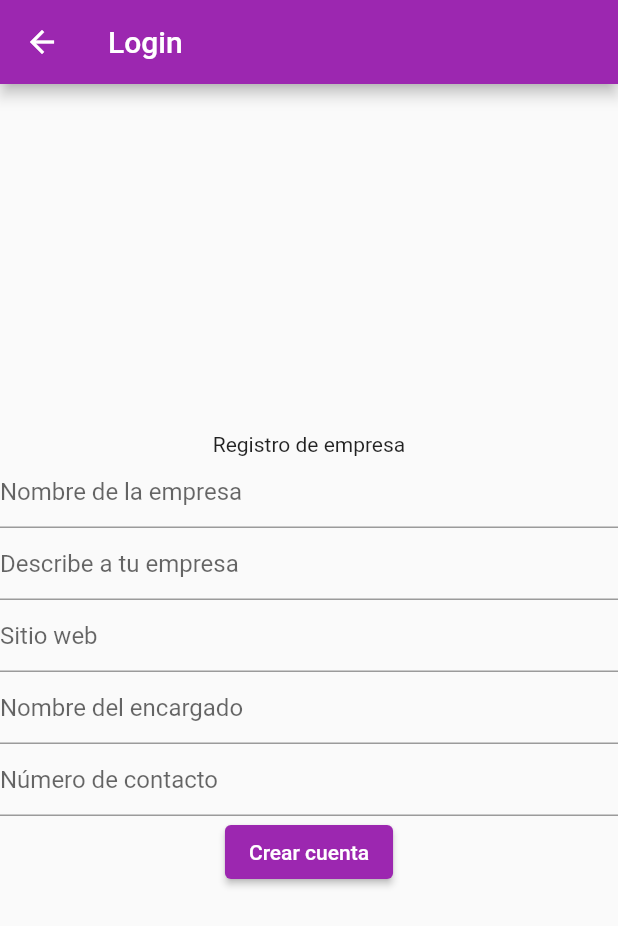
After one commit to AlejandraPacheco/manfred, a Flutter app: the CompanyRegisterPage screen opened by its route, after a tap on "Crear cuenta", on a phone screen of 412 x 824 dp. The commit adds this screen. Shown: the top 926 px of the screen. Run offline on Flutter 3.47's test engine with Material 2 defaults, Android fonts, the phone set to English and light mode, and no system bars; our stand-ins replace equatable, flutter_bloc, flutter_secure_storage; missing offline and left inert: dart:ffi; accounts and stored records are empty.

Commit message:
Crear empresa funcionando, arreglar salida despues de crear la empresa

```diff
--- /dev/null
+++ b/lib/cubit/register_state.dart
@@ -0,0 +1,39 @@
+import 'package:equatable/equatable.dart';
+
+enum PageStatus { initial, loading, success, failure }
+
+class RegisterCompanyState extends Equatable {
+  final PageStatus status;
+  final bool registerSuccess;
+  final String? errorMessage;
+  final Exception? exception;
+
+  const RegisterCompanyState({
+    this.status = PageStatus.initial,
+    this.registerSuccess = false,
+    this.errorMessage,
+    this.exception,
+  });
+
+  RegisterCompanyState copyWith({
+    PageStatus? status,
+    bool? registerSuccess,
+    String? errorMessage,
+    Exception? exception,
+  }) {
+    return RegisterCompanyState(
+      status: status ?? this.status,
+      registerSuccess: registerSuccess ?? this.registerSuccess,
+      errorMessage: errorMessage ?? this.errorMessage,
+      exception: exception ?? this.exception,
+    );
+  }
+
+  @override
+  List<Object?> get props => [
+        status,
+        registerSuccess,
+        errorMessage,
+        exception,
+      ];
+}
--- a/lib/dto/response_dto.dart
+++ b/lib/dto/response_dto.dart
@@ -7,9 +7,9 @@ class ResponseDto<T> {
 
   factory ResponseDto.fromJson(Map<String, dynamic> json) {
     return ResponseDto(
+      data: json['data'],
+      message: json['message'],
       success: json['success'],
-      message: json['message'],
-      data: json['data'],
     );
   }
 }
--- a/lib/main.dart
+++ b/lib/main.dart
@@ -2,7 +2,7 @@ import 'package:flutter/material.dart';
 import 'package:flutter_bloc/flutter_bloc.dart';
 import 'package:manfred/ui/home_page.dart';
 import 'package:manfred/ui/login_page.dart';
-import 'package:manfred/ui/order_page.dart';
+import 'package:manfred/ui/company_register_page.dart';
 import 'package:manfred/ui/register_page.dart';
 
 import 'cubit/app_cubit.dart';
@@ -29,7 +29,7 @@ class MyApp extends StatelessWidget {
           routes: {
             "/": (context) => const LoginPage(),
             "/home": (context) => const HomePage(),
-            "/newOrder": (context) => const OrderPage(),
+            "/companyRegister": (context) => const CompanyRegisterPage(),
             "/register": (context) => const RegisterPage(),
           },
         ));
--- /dev/null
+++ b/lib/service/register_service.dart
@@ -0,0 +1,64 @@
+import 'dart:convert';
+
+import 'package:http/http.dart' as http;
+
+import '../dto/response_dto.dart';
+
+// Las clases service unicamente realizan invocaciones rest al backend
+class RegisterCompanyService {
+  // Ya que es posible que la url del backend cambie, se define una constante
+  static const backendUrlBase = "http://192.168.1.40:7777";
+
+  // Enviamos al backend el usuario y contraseña para que se haga la validación
+  static Future<ResponseDto> registerCompany(
+      String companyName,
+      String description,
+      String companyWebsite,
+      String managerName,
+      int managerPhoneNumber) async {
+    ResponseDto result;
+
+    // Construimos la uri para formatear espacios y caracteres especiales
+    // username => "JUAN PEREZ" ~URL ENCODING~> "JUAN%20PEREZ"
+    // var uri = Uri.parse('http://192.168.0.7:7777/api/v1/auth/' + username);
+    var uri = Uri.parse("$backendUrlBase/api/v1/company");
+
+    // Construimos el body de la solicitud REST de acuerdo a la especificacion del backend para enviar el usuario y contraseña
+    var body = jsonEncode({
+      'companyName': companyName,
+      'description': description,
+      'companyWebsite': companyWebsite,
+      'managerName': managerName,
+      'managerPhoneNumber': managerPhoneNumber,
+    });
+    // Como es Java es obligatorio mandar el Content-Type y el Accept
+    Map<String, String> headers = {
+      'Content-Type': 'application/json',
+      'Accept': 'application/json'
+    };
+    // Realizamos la invocación al backend con los datos proporcionados
+    var response = await http.post(uri, headers: headers, body: body);
+
+    // Se ha decidido que  cualquiera que sea la respuesta de backend
+    // Siempre se retorna 200, cualquier otra cosa es un error desconocido
+    if (response.statusCode == 200) {
+      // 200 significa que el backend ha procesado la solicitud correctamente
+      // Decodificamos el JSON a un objeto de tipo ResponseDto
+      var responseDto = ResponseDto.fromJson(jsonDecode(response.body));
+      // Si el backend dio exito
+      if (responseDto.success) {
+        // Decodificamos el data del objeto ResponseDto del backend y lo convertimos
+        // a una clase Dart para retornarselo al CUBIT
+        // Se saca el loginDTO
+
+        result = ResponseDto.fromJson(responseDto.data);
+      } else {
+        // Si el backend dio error, seguramente envio un mensaje de error para mostrar al usuario
+        throw Exception(responseDto.message);
+      }
+    } else {
+      throw Exception('Error desconocido al intentar registrar la empresa');
+    }
+    return result;
+  }
+}
--- /dev/null
+++ b/lib/ui/company_register_page.dart
@@ -0,0 +1,138 @@
+import 'package:flutter/material.dart';
+import 'package:flutter_bloc/flutter_bloc.dart';
+import '../cubit/register_cubit.dart';
+import '../cubit/register_state.dart';
+
+//import '../cubit/page_status.dart';
+
+class CompanyRegisterPage extends StatefulWidget {
+  const CompanyRegisterPage({Key? key}) : super(key: key);
+
+  @override
+  State<CompanyRegisterPage> createState() => _CompanyRegisterPageState();
+}
+
+class _CompanyRegisterPageState extends State<CompanyRegisterPage> {
+  final _nameController = TextEditingController();
+  final _descriptionController = TextEditingController();
+  final _websiteController = TextEditingController();
+  final _managerNameController = TextEditingController();
+  final _managerNumberController = TextEditingController();
+
+  @override
+  Widget build(BuildContext ctx1) {
+    return BlocProvider(
+      create: (context) => RegisterCompanyCubit(),
+      child: Scaffold(
+          appBar: AppBar(
+            title: const Text("Login"),
+          ),
+          body: BlocConsumer<RegisterCompanyCubit, RegisterCompanyState>(
+            // Se escuchan los eventos provenientes del cubit
+            listener: (ctx3, state) {
+              // Si el cubit dice cargando, se muestra un dialog de carga
+              if (state.status == PageStatus.loading) {
+                _showDialog(context, "Nueva cuenta",
+                    "Creando cuenta de empresa", false);
+              } else if (state.status == PageStatus.success &&
+                  state.registerSuccess) {
+                // Si el cubit dice que la autenticación fue exitosa, se cierra el dialog
+                // y se navega a la página de login /
+                Navigator.pop(ctx3); // quito el dialog
+                Navigator.pushNamed(ctx3, '/');
+              } else {
+                // Si el cubit dice que la autenticación falló, se cierra el dialog
+                // y se muestra un mensaje de error
+                Navigator.pop(ctx3); // quito el dialog
+                _showDialog(context, "Error", state.errorMessage!, true);
+              }
+            },
+            // Se construye la pantalla
+            builder: (context, state) => Center(child: formRegister(context)),
+          )),
+    );
+  }
+
+  // Método que construye el formulario o pantalla de login
+  Widget formRegister(BuildContext context) {
+    return Column(
+      mainAxisAlignment: MainAxisAlignment.center,
+      children: [
+        const Text("Registro de empresa"),
+        TextField(
+          controller: _nameController,
+          decoration: const InputDecoration(
+            hintText: "Nombre de la empresa",
+          ),
+        ),
+        TextField(
+          controller: _descriptionController,
+          decoration: const InputDecoration(
+            hintText: "Describe a tu empresa",
+          ),
+        ),
+        TextField(
+          controller: _websiteController,
+          decoration: const InputDecoration(
+            hintText: "Sitio web",
+          ),
+        ),
+        TextField(
+          controller: _managerNameController,
+          decoration: const InputDecoration(
+            hintText: "Nombre del encargado",
+          ),
+        ),
+        TextField(
+          controller: _managerNumberController,
+          decoration: const InputDecoration(
+            hintText: "Número de contacto",
+          ),
+        ),
+        ElevatedButton(
+            // Al presionar el botón, se envía el evento de login al cubit
+            onPressed: () {
+              int _managerPhoneNumberController =
+                  int.parse(_managerNumberController.text);
+              BlocProvider.of<RegisterCompanyCubit>(context).registerCompany(
+                  _nameController.text,
+                  _descriptionController.text,
+                  _websiteController.text,
+                  _managerNameController.text,
+                  _managerPhoneNumberController);
+            },
+            child: const Text("Crear cuenta")),
+      ],
+    );
+  }
+
+  Future<void> _showDialog(BuildContext context, String title, String message,
+      bool closeable) async {
+    return showDialog<void>(
+      context: context,
+      barrierDismissible: false, // user must tap button!
+      builder: (BuildContext context) {
+        return AlertDialog(
+          title: Text(title),
+          content: SingleChildScrollView(
+            child: ListBody(
+              children: <Widget>[
+                Text(message),
+              ],
+            ),
+          ),
+          actions: <Widget>[
+            closeable
+                ? TextButton(
+                    child: const Text('Cerrar'),
+                    onPressed: () {
+                      Navigator.of(context).pop();
+                    },
+                  )
+                : Container(),
+          ],
+        );
+      },
+    );
+  }
+}
```
Also changed, not shown: lib/cubit/register_cubit.dart (added, +36 -0 lines), lib/dto/response_company_register.dart (added, +15 -0 lines), lib/ui/home_page.dart (+13 -0 lines), lib/ui/order_page.dart (deleted, +0 -28 lines), lib/ui/register_page.dart (+8 -13 lines).
